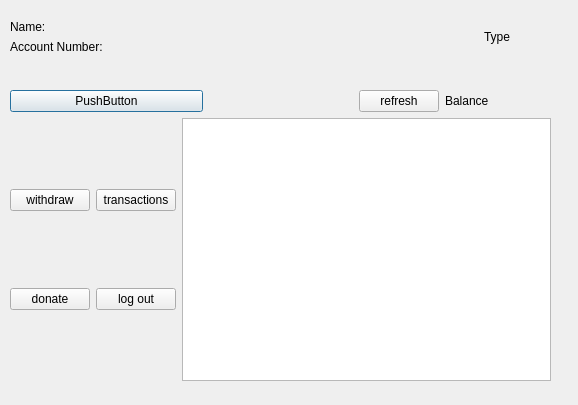
This is bankautomat/mainmenu.ui in bank-2022/group11 as Qt 5 draws it before an edit. The edited form follows.
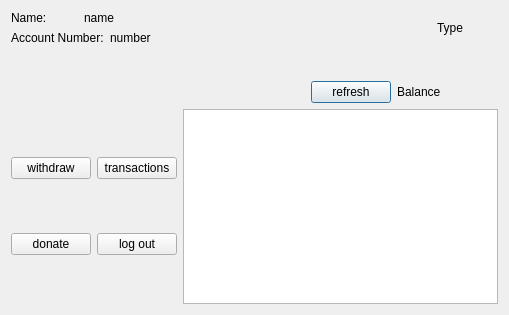
This is the edited form.

The edit to the form file:
```diff
--- a/bankautomat/mainmenu.ui
+++ b/bankautomat/mainmenu.ui
@@ -6,47 +6,60 @@
    <rect>
     <x>0</x>
     <y>0</y>
-    <width>578</width>
-    <height>405</height>
+    <width>509</width>
+    <height>315</height>
    </rect>
   </property>
   <property name="windowTitle">
    <string>Dialog</string>
   </property>
-  <widget class="QWidget" name="layoutWidget">
-   <property name="geometry">
-    <rect>
-     <x>10</x>
-     <y>20</y>
-     <width>541</width>
-     <height>361</height>
-    </rect>
-   </property>
-   <layout class="QVBoxLayout" name="verticalLayout_4">
+  <layout class="QGridLayout" name="gridLayout_3">
+   <item row="0" column="0">
+    <layout class="QGridLayout" name="gridLayout_2">
+     <item row="0" column="0">
+      <layout class="QVBoxLayout" name="verticalLayout_2">
     <item>
-     <layout class="QVBoxLayout" name="verticalLayout_3">
-      <item>
-       <layout class="QHBoxLayout" name="horizontalLayout_5">
+        <layout class="QHBoxLayout" name="horizontalLayout_3">
         <item>
          <layout class="QVBoxLayout" name="verticalLayout">
           <item>
-           <widget class="QLabel" name="nameLabel">
+            <layout class="QHBoxLayout" name="horizontalLayout">
+             <item>
+              <widget class="QLabel" name="label">
             <property name="text">
              <string>Name:</string>
             </property>
            </widget>
           </item>
           <item>
-           <widget class="QLabel" name="accountNumberLabel">
+              <widget class="QLabel" name="nameLabel">
+               <property name="text">
+                <string>name</string>
+               </property>
+              </widget>
+             </item>
+            </layout>
+           </item>
+           <item>
+            <layout class="QHBoxLayout" name="horizontalLayout_2">
+             <item>
+              <widget class="QLabel" name="label_2">
             <property name="text">
              <string>Account Number:</string>
             </property>
            </widget>
           </item>
-         </layout>
-        </item>
         <item>
-         <layout class="QHBoxLayout" name="horizontalLayout_4">
+              <widget class="QLabel" name="accountNumberLabel">
+               <property name="text">
+                <string>number</string>
+               </property>
+              </widget>
+             </item>
+            </layout>
+           </item>
+          </layout>
+         </item>
           <item>
            <spacer name="horizontalSpacer_2">
             <property name="orientation">
@@ -57,7 +70,7 @@
             </property>
             <property name="sizeHint" stdset="0">
              <size>
-              <width>200</width>
+             <width>280</width>
               <height>20</height>
              </size>
             </property>
@@ -72,8 +85,6 @@
           </item>
          </layout>
         </item>
-       </layout>
-      </item>
       <item>
        <spacer name="verticalSpacer">
         <property name="orientation">
@@ -90,19 +101,8 @@
         </property>
        </spacer>
       </item>
-     </layout>
-    </item>
     <item>
-     <layout class="QVBoxLayout" name="verticalLayout_2">
-      <item>
-       <layout class="QHBoxLayout" name="horizontalLayout_3">
-        <item>
-         <widget class="QPushButton" name="infoButton">
-          <property name="text">
-           <string>PushButton</string>
-          </property>
-         </widget>
-        </item>
+        <layout class="QHBoxLayout" name="horizontalLayout_4">
         <item>
          <spacer name="horizontalSpacer">
           <property name="orientation">
@@ -113,14 +113,12 @@
           </property>
           <property name="sizeHint" stdset="0">
            <size>
-            <width>150</width>
+             <width>300</width>
             <height>20</height>
            </size>
           </property>
          </spacer>
         </item>
-        <item>
-         <layout class="QHBoxLayout" name="horizontalLayout">
           <item>
            <widget class="QPushButton" name="refreshButton">
             <property name="sizePolicy">
@@ -151,8 +149,8 @@
         </item>
        </layout>
       </item>
-      <item>
-       <layout class="QHBoxLayout" name="horizontalLayout_2">
+     <item row="1" column="0">
+      <layout class="QHBoxLayout" name="horizontalLayout_5">
         <item>
          <layout class="QGridLayout" name="gridLayout">
           <item row="0" column="0">
@@ -193,7 +191,6 @@
      </layout>
     </item>
    </layout>
-  </widget>
  </widget>
  <resources/>
  <connections/>
```
Lines whose indentation alone changed are shown as unchanged.
